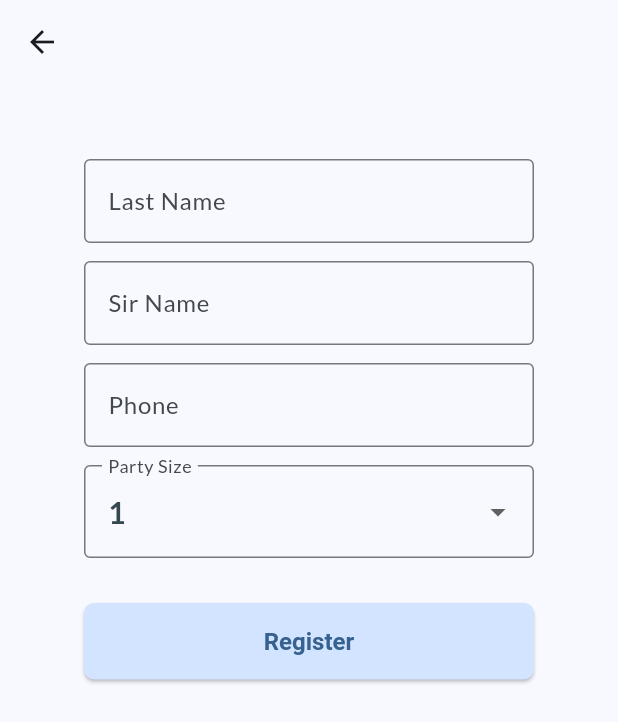
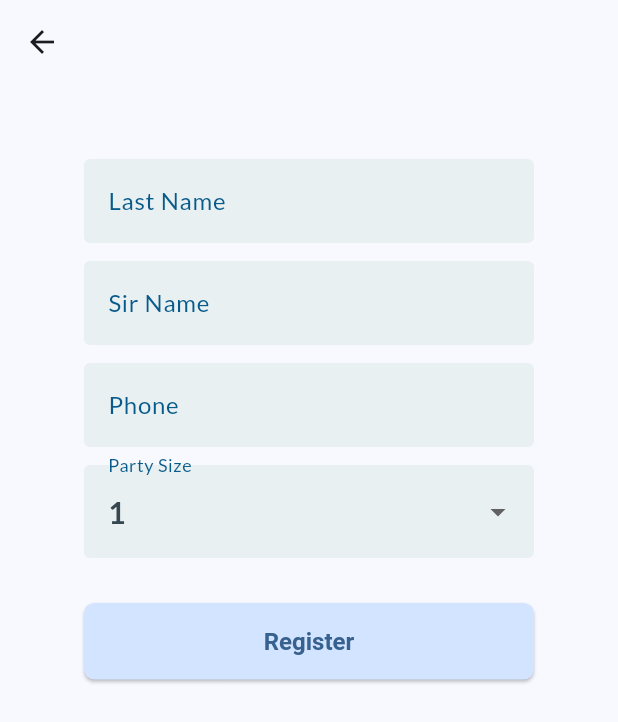
Before and after one commit to Chohanwool/COP-On-Queue-user-, a Flutter app: the QueueRegisterScreen screen opened directly with empty values, on a phone screen of 412 x 824 dp. Shown: the top 722 px of the screen. Run offline on Flutter 3.47's test engine with Material 3 defaults, Android fonts, the phone set to English and light mode, and no system bars; our stand-ins replace google_fonts.

Commit message:
[modify]queue_register_screen.dart 인풋 스타일 수정

```diff
--- a/lib/screen/queue_register_screen.dart
+++ b/lib/screen/queue_register_screen.dart
@@ -48,13 +48,12 @@ class _QueueRegisterScreenState extends State<QueueRegisterScreen> {
                 const SizedBox(height: 24),
                 TextFormField(
                   controller: lastNameController,
-                  decoration: const InputDecoration(
-                    labelText: "Last Name",
-                    border: OutlineInputBorder(
-                      borderSide: BorderSide(color: Color(0xFFE8F0F2)),
-                    ),
-                    // filled: true,
-                    // fillColor: Color(0xFFE8F0F2),
+                  decoration: InputDecoration(
+                    hintText: "Last Name",
+                    hintStyle: TextStyle(color: Color(0xFF085a8a)),
+                    border: OutlineInputBorder(borderSide: BorderSide.none),
+                    filled: true,
+                    fillColor: Color(0xFFE8F0F2),
                   ),
                   validator: (value) {
                     if (value == null || value.isEmpty) {
@@ -67,12 +66,11 @@ class _QueueRegisterScreenState extends State<QueueRegisterScreen> {
                 TextFormField(
                   controller: sirNameController,
                   decoration: const InputDecoration(
-                    labelText: "Sir Name",
-                    border: OutlineInputBorder(
-                      borderSide: BorderSide(color: Color(0xFFE8F0F2)),
-                    ),
-                    // filled: true,
-                    // fillColor: Color(0xFFE8F0F2),
+                    hintText: "Sir Name",
+                    hintStyle: TextStyle(color: Color(0xFF085a8a)),
+                    border: OutlineInputBorder(borderSide: BorderSide.none),
+                    filled: true,
+                    fillColor: Color(0xFFE8F0F2),
                   ),
                   validator: (value) {
                     if (value == null || value.isEmpty) {
@@ -85,12 +83,11 @@ class _QueueRegisterScreenState extends State<QueueRegisterScreen> {
                 TextFormField(
                   controller: phoneController,
                   decoration: const InputDecoration(
-                    hintText: 'Phone',
-                    border: OutlineInputBorder(
-                      borderSide: BorderSide(color: Color(0xFFE8F0F2)),
-                    ),
-                    // filled: true,
-                    // fillColor: Color(0xFFE8F0F2),
+                    hintText: "Phone",
+                    hintStyle: TextStyle(color: Color(0xFF085a8a)),
+                    border: OutlineInputBorder(borderSide: BorderSide.none),
+                    filled: true,
+                    fillColor: Color(0xFFE8F0F2),
                   ),
                   keyboardType: TextInputType.phone,
                   validator: (value) {
@@ -104,12 +101,11 @@ class _QueueRegisterScreenState extends State<QueueRegisterScreen> {
                 DropdownButtonFormField<int>(
                   value: _selectedPartySize,
                   decoration: const InputDecoration(
-                    labelText: 'Party Size',
-                    border: OutlineInputBorder(
-                      borderSide: BorderSide(color: Color(0xFFE8F0F2)),
-                    ),
-                    // filled: true,
-                    // fillColor: Color(0xFFE8F0F2),
+                    labelText: "Party Size",
+                    labelStyle: TextStyle(color: Color(0xFF085a8a)),
+                    border: OutlineInputBorder(borderSide: BorderSide.none),
+                    filled: true,
+                    fillColor: Color(0xFFE8F0F2),
                   ),
                   items: List.generate(10, (index) => index + 1)
                       .map(
```
